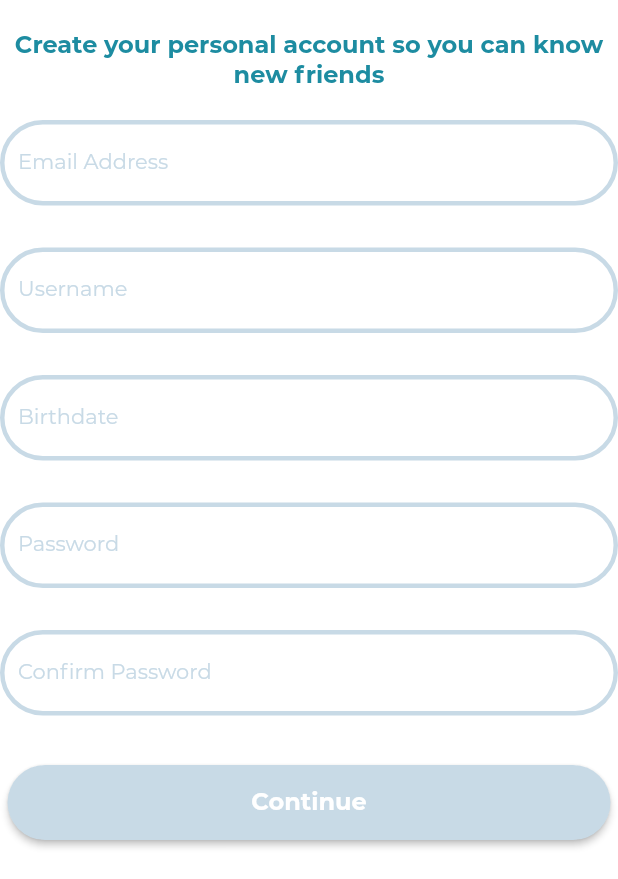
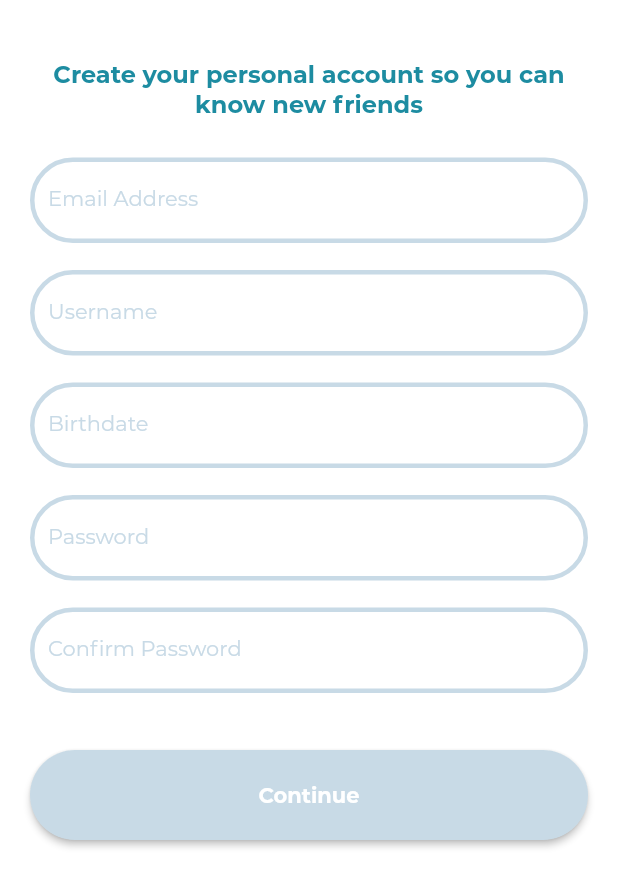
Before and after one commit to gimenard555/Spooker, a Flutter app: the screen it shows after launch, after a tap on "Create Your Account", on a phone screen of 412 x 824 dp, the part 357-1236 px from its top. Run offline on Flutter 3.47's test engine with Material 2 defaults, Android fonts, the phone set to English and light mode, and no system bars; our stand-ins replace cloud_firestore, firebase_auth, firebase_core, flutter_hooks, flutter_svg, freezed_annotation and 4 more; missing offline and left inert: dart:html, enum_to_string; accounts and stored records are empty; network calls fail.

Commit message:
27/07/2022 Se suben cambios

```diff
--- a/lib/gen/assets.gen.dart
+++ b/lib/gen/assets.gen.dart
@@ -3,6 +3,8 @@
 ///  FlutterGen
 /// *****************************************************
 
+// coverage:ignore-file
+// ignore_for_file: type=lint
 // ignore_for_file: directives_ordering,unnecessary_import
 
 import 'package:flutter/widgets.dart';
@@ -29,6 +31,10 @@ class $AssetsImagesGen {
   /// File path: assets/images/configuration.png
   AssetGenImage get configuration =>
       const AssetGenImage('assets/images/configuration.png');
+
+  /// File path: assets/images/error_logo.png
+  AssetGenImage get errorLogo =>
+      const AssetGenImage('assets/images/error_logo.png');
 
   /// File path: assets/images/google_icon.png
   AssetGenImage get googleIcon =>
@@ -90,19 +96,23 @@ class Assets {
   static const $AssetsSvgsGen svgs = $AssetsSvgsGen();
 }
 
-class AssetGenImage extends AssetImage {
-  const AssetGenImage(String assetName) : super(assetName);
+class AssetGenImage {
+  const AssetGenImage(this._assetName);
+
+  final String _assetName;
 
   Image image({
     Key? key,
+    AssetBundle? bundle,
     ImageFrameBuilder? frameBuilder,
-    ImageLoadingBuilder? loadingBuilder,
     ImageErrorWidgetBuilder? errorBuilder,
     String? semanticLabel,
     bool excludeFromSemantics = false,
+    double? scale,
     double? width,
     double? height,
     Color? color,
+    Animation<double>? opacity,
     BlendMode? colorBlendMode,
     BoxFit? fit,
     AlignmentGeometry alignment = Alignment.center,
@@ -111,19 +121,24 @@ class AssetGenImage extends AssetImage {
     bool matchTextDirection = false,
     bool gaplessPlayback = false,
     bool isAntiAlias = false,
+    String? package,
     FilterQuality filterQuality = FilterQuality.low,
+    int? cacheWidth,
+    int? cacheHeight,
   }) {
-    return Image(
+    return Image.asset(
+      _assetName,
       key: key,
-      image: this,
+      bundle: bundle,
       frameBuilder: frameBuilder,
-      loadingBuilder: loadingBuilder,
       errorBuilder: errorBuilder,
       semanticLabel: semanticLabel,
       excludeFromSemantics: excludeFromSemantics,
+      scale: scale,
       width: width,
       height: height,
       color: color,
+      opacity: opacity,
       colorBlendMode: colorBlendMode,
       fit: fit,
       alignment: alignment,
@@ -132,11 +147,16 @@ class AssetGenImage extends AssetImage {
       matchTextDirection: matchTextDirection,
       gaplessPlayback: gaplessPlayback,
       isAntiAlias: isAntiAlias,
+      package: package,
       filterQuality: filterQuality,
+      cacheWidth: cacheWidth,
+      cacheHeight: cacheHeight,
     );
   }
 
-  String get path => assetName;
+  String get path => _assetName;
+
+  String get keyName => _assetName;
 }
 
 class SvgGenImage {
@@ -160,6 +180,8 @@ class SvgGenImage {
     String? semanticsLabel,
     bool excludeFromSemantics = false,
     Clip clipBehavior = Clip.hardEdge,
+    bool cacheColorFilter = false,
+    SvgTheme? theme,
   }) {
     return SvgPicture.asset(
       _assetName,
@@ -178,6 +200,7 @@ class SvgGenImage {
       semanticsLabel: semanticsLabel,
       excludeFromSemantics: excludeFromSemantics,
       clipBehavior: clipBehavior,
+      cacheColorFilter: cacheColorFilter,
     );
   }
 
--- a/lib/gen/fonts.gen.dart
+++ b/lib/gen/fonts.gen.dart
@@ -3,6 +3,8 @@
 ///  FlutterGen
 /// *****************************************************
 
+// coverage:ignore-file
+// ignore_for_file: type=lint
 // ignore_for_file: directives_ordering,unnecessary_import
 
 class FontFamily {
--- a/lib/main.dart
+++ b/lib/main.dart
@@ -3,12 +3,9 @@ import 'package:firebase_core/firebase_core.dart';
 import 'package:flutter/material.dart';
 import 'package:flutter/services.dart';
 import 'package:hooks_riverpod/hooks_riverpod.dart';
-import 'package:spooker/ui/screens/dashboard/dashboard_screen.dart';
 import 'package:spooker/ui/screens/splash_screen.dart';
 import 'package:spooker/ui/utils/spooker_colors.dart';
 import 'package:spooker/ui/utils/spooker_strings.dart';
-
-import 'ui/screens/first_screen.dart';
 
 final firebaseAuthProvider =
     Provider<FirebaseAuth>((ref) => FirebaseAuth.instance);
--- /dev/null
+++ b/lib/ui/components/buttons/common_button_view.dart
@@ -0,0 +1,61 @@
+import 'package:flutter/material.dart';
+import 'package:hooks_riverpod/hooks_riverpod.dart';
+import 'package:spooker/ui/utils/spooker_fonts.dart';
+import '../../utils/spooker_colors.dart';
+import '../../utils/spooker_sizes.dart';
+import '../spooker_borders.dart';
+
+typedef CommonButtonPressed = void Function();
+
+// ignore: must_be_immutable
+class CommonButtonView extends HookConsumerWidget {
+  CommonButtonView(
+      this.backgroundColor, this.buttonText, this.textStyle, this.pressed,
+      {this.isAvailable = true});
+
+  final Color backgroundColor;
+  final String buttonText;
+  final TextStyle textStyle;
+  final CommonButtonPressed pressed;
+  bool isAvailable;
+
+  @override
+  Widget build(BuildContext context, WidgetRef ref) {
+    return Container(
+      height: SpookerSize.m60,
+      width: MediaQuery.of(context).size.width,
+      margin: EdgeInsets.symmetric(vertical: SpookerSize.m20, horizontal: 0),
+      child: ElevatedButton(
+        onPressed: () {
+          pressed();
+        },
+        child: Text(
+          buttonText,
+          style: getTextFontByAvailable(),
+        ),
+        style: ButtonStyle(
+            backgroundColor: MaterialStateProperty.all<Color>(getBackgroundByAvailable()),
+            shape: MaterialStateProperty.all<RoundedRectangleBorder>(
+                RoundedRectangleBorder(
+              borderRadius: SpookerBorders.m30Border,
+            ))),
+      ),
+    );
+  }
+
+  TextStyle getTextFontByAvailable() {
+    if (isAvailable) {
+      return textStyle;
+    } else {
+      return SpookerFonts.s14BoldLight;
+    }
+  }
+
+  Color getBackgroundByAvailable() {
+    if (isAvailable) {
+      return backgroundColor;
+    } else {
+      return SpookerColors.noAvailableColor;
+    }
+  }
+}
--- a/lib/ui/components/buttons/main_button_view.dart
+++ b/lib/ui/components/buttons/main_button_view.dart
@@ -1,7 +1,6 @@
 import 'package:flutter/material.dart';
 import 'package:flutter/widgets.dart';
 import 'package:hooks_riverpod/hooks_riverpod.dart';
-import 'package:spooker/ui/components/loading/container_with_loading.dart';
 import 'package:spooker/ui/components/spooker_borders.dart';
 import 'package:spooker/ui/utils/spooker_colors.dart';
 import 'package:spooker/ui/utils/spooker_fonts.dart';
@@ -27,9 +26,7 @@ class MainButtonView extends HookConsumerWidget {
   @override
   Widget build(BuildContext context, WidgetRef ref) {
     return Container(
-      child: Align(
       alignment: Alignment.center,
-        child: Padding(
       padding: EdgeInsets.all(returnPadding()),
       child: ElevatedButton(
         onPressed: () {
@@ -39,13 +36,12 @@ class MainButtonView extends HookConsumerWidget {
         },
         child: getIconButton(),
         style: ButtonStyle(
-                  backgroundColor: MaterialStateProperty.all<Color>(
-                      getButtonStyleByAvailable()),
+            backgroundColor:
+                MaterialStateProperty.all<Color>(getButtonStyleByAvailable()),
             shape: MaterialStateProperty.all<RoundedRectangleBorder>(
                 RoundedRectangleBorder(
               borderRadius: SpookerBorders.m30Border,
             ))),
-            )),
       ),
       height: SpookerSize.m60,
       width: MediaQuery.of(context).size.width,
--- a/lib/ui/components/image/image.dart
+++ b/lib/ui/components/image/image.dart
@@ -9,9 +9,9 @@ Image profileImage(String? imageUrl) {
   return Image.network(imageUrl);
 }
 
-ImageProvider profileImageProvider(String? imageUrl) {
+Object profileImageProvider(String? imageUrl) {
   if (imageUrl == null || imageUrl.isEmpty) {
-    return Assets.images.mainLogo;
+    return Assets.images.mainLogo.image();
   }
   return NetworkImage(imageUrl);
 }
--- a/lib/ui/screens/create_account/create_account_screen.dart
+++ b/lib/ui/screens/create_account/create_account_screen.dart
@@ -1,16 +1,16 @@
 import 'package:flutter/material.dart';
 import 'package:flutter_hooks/flutter_hooks.dart';
 import 'package:hooks_riverpod/hooks_riverpod.dart';
-import 'package:intl/intl.dart';
 import 'package:spooker/ui/components/Inputs/text_form_view.dart';
 import 'package:spooker/ui/components/buttons/main_button_view.dart';
-import 'package:spooker/ui/components/dialogs/spooker_dialog.dart';
+import 'package:spooker/ui/components/main_screen_extension.dart';
 import 'package:spooker/ui/components/screen/authentication_background_screen.dart';
-import 'package:spooker/ui/utils/spooker_colors.dart';
 import 'package:spooker/ui/utils/spooker_fonts.dart';
 import 'package:spooker/ui/utils/spooker_sizes.dart';
 import 'package:spooker/ui/utils/spooker_strings.dart';
 
+import '../../components/buttons/common_button_view.dart';
+import '../../utils/spooker_colors.dart';
 import 'create_account_view_model.dart';
 
 // ignore: must_be_immutable
@@ -18,9 +18,9 @@ class CreateAccountScreen extends HookConsumerWidget {
   late CreateAccountViewModel _viewModel;
   late TextEditingController _emailFieldController;
   late TextEditingController _usernameFieldController;
-  late TextEditingController _birthdateFieldController;
   late TextEditingController _passwordFieldController;
   late TextEditingController _confirmPasswordFieldController;
+  late TextEditingController _birthdateFieldController;
 
   @override
   Widget build(BuildContext context, WidgetRef ref) {
@@ -28,15 +28,17 @@ class CreateAccountScreen extends HookConsumerWidget {
     initAllTextEditing();
     return Scaffold(
       body: AuthenticationBackground([
-        Align(
+        Container(
+            margin: EdgeInsets.all(SpookerSize.m20),
             alignment: Alignment.topCenter,
             child: Text(
               SpookerStrings.welcomeSignUpText,
               textAlign: TextAlign.center,
               style: SpookerFonts.titleText,
             )),
-        SizedBox(height: SpookerSize.m20),
-        Align(
+        Container(
+            margin: EdgeInsets.symmetric(
+                horizontal: SpookerSize.m20, vertical: SpookerSize.m5),
             alignment: Alignment.center,
             child: TextFormView(
               textController: _emailFieldController,
@@ -44,8 +46,9 @@ class CreateAccountScreen extends HookConsumerWidget {
               errorMessage: _viewModel.errorEmailMessage,
               isValidText: _viewModel.isValidEmail(),
             )),
-        SizedBox(height: SpookerSize.m20),
-        Align(
+        Container(
+            margin: EdgeInsets.symmetric(
+                horizontal: SpookerSize.m20, vertical: SpookerSize.m5),
             alignment: Alignment.center,
             child: TextFormView(
               textController: _usernameFieldController,
@@ -53,20 +56,26 @@ class CreateAccountScreen extends HookConsumerWidget {
               errorMessage: _viewModel.errorUsernameMessage,
               isValidText: _viewModel.isValidUsername(),
             )),
-        SizedBox(height: SpookerSize.m20),
-        Align(
+        Container(
+            margin: EdgeInsets.symmetric(
+                horizontal: SpookerSize.m20, vertical: SpookerSize.m5),
             alignment: Alignment.center,
             child: TextFormView(
               textController: _birthdateFieldController,
               textHint: SpookerStrings.birthdateText,
               errorMessage: '',
-              isValidText: false,
+              isValidText: _viewModel.birthdate.isNotEmpty,
               onTouchText: () {
-                showBirthdateDialog(context);
+                FocusManager.instance.primaryFocus?.unfocus();
+                context.showDateDialog((date, dateTime) {
+                  _viewModel.saveBirthdate(date);
+                  _birthdateFieldController.text = date;
+                });
               },
             )),
-        SizedBox(height: SpookerSize.m20),
-        Align(
+        Container(
+            margin: EdgeInsets.symmetric(
+                horizontal: SpookerSize.m20, vertical: SpookerSize.m5),
             alignment: Alignment.center,
             child: TextFormView(
               textController: _passwordFieldController,
@@ -74,8 +83,9 @@ class CreateAccountScreen extends HookConsumerWidget {
               errorMessage: _viewModel.errorPasswordMessage,
               isValidText: _viewModel.isValidPassword(),
             )),
-        SizedBox(height: SpookerSize.m20),
-        Align(
+        Container(
+            margin: EdgeInsets.symmetric(
+                horizontal: SpookerSize.m20, vertical: SpookerSize.m5),
             alignment: Alignment.center,
             child: TextFormView(
               textController: _confirmPasswordFieldController,
@@ -83,11 +93,17 @@ class CreateAccountScreen extends HookConsumerWidget {
               errorMessage: _viewModel.errorConfirmedPasswordMessage,
               isValidText: _viewModel.isValidConfirmedPass(),
             )),
-        SizedBox(height: SpookerSize.m20),
-        MainButtonView(
-          buttonText: SpookerStrings.ContinueButtonText,
-          isAvailable: _viewModel.isDataCompleted(),
-          whenPress: () {},
+        Container(
+          alignment: Alignment.center,
+          margin: EdgeInsets.symmetric(
+              horizontal: SpookerSize.m20, vertical: SpookerSize.m5),
+          child: CommonButtonView(
+            SpookerColors.blueCommonTextColor,
+            SpookerStrings.continueText,
+            SpookerFonts.s14BoldLight,
+            () {},
+            isAvailable: _viewModel.isDataCompleted(),
+          ),
         ),
       ], SpookerStrings.signUpText),
     );
@@ -104,7 +120,6 @@ class CreateAccountScreen extends HookConsumerWidget {
 
     _birthdateFieldController =
         useTextEditingController.fromValue(TextEditingValue.empty);
-    _birthdateFieldController.addListener(_manageBirthdateChanges);
 
     _passwordFieldController =
         useTextEditingController.fromValue(TextEditingValue.empty);
@@ -123,8 +138,6 @@ class CreateAccountScreen extends HookConsumerWidget {
     _viewModel.isUsernameAvaliable(_usernameFieldController.text);
   }
 
-  void _manageBirthdateChanges() {}
-
   void _managePasswordChanges() {
     _viewModel.isPasswordAvaliable(_passwordFieldController.text);
   }
@@ -133,46 +146,4 @@ class CreateAccountScreen extends HookConsumerWidget {
     _viewModel
         .isConfirmedPasswordAvaliable(_confirmPasswordFieldController.text);
   }
-
-  void showBirthdateDialog(BuildContext context) {
-    showDialog(
-        context: context,
-        builder: (_) {
-          return SpookerDialog([
-            Padding(
-              padding: EdgeInsets.only(top: SpookerSize.m20),
-              child: TextFormView(
-                textController: _birthdateFieldController,
-                textHint: SpookerStrings.birthdateText,
-                errorMessage: '',
-                isValidText: false,
-              ),
-            ),
-            Theme(
-              data: ThemeData.light().copyWith(
-                  primaryColor: SpookerColors.spookerGreen,
-                  textTheme: TextTheme(
-                      bodyText1: SpookerFonts.titleText,
-                      bodyText2: SpookerFonts.blueTitleText)),
-              child: CalendarDatePicker(
-                initialDate: DateTime.now(),
-                firstDate: DateTime.now().add(Duration(days: -5114)),
-                lastDate: DateTime.now(),
-                onDateChanged: (DateTime selectedDate) {
-                  _birthdateFieldController.text =
-                      DateFormat('dd MMMM yyyy').format(selectedDate);
-                },
-              ),
-            ),
-            MainButtonView(
-              buttonText: SpookerStrings.dateSelectionButtonText,
-              isAvailable: true,
-              whenPress: () {
-                Navigator.of(context).pop(false);
-              },
-            ),
-          ], SpookerStrings.birthdateSelectionText);
-        },
-        barrierDismissible: false);
-  }
 }
--- a/lib/ui/screens/create_account/create_account_view_model.dart
+++ b/lib/ui/screens/create_account/create_account_view_model.dart
@@ -11,20 +11,31 @@ class CreateAccountViewModel extends ChangeNotifier {
   ///Validations
   String _email = '';
   String? _errorEmailMessage;
+
   String? get errorEmailMessage => _errorEmailMessage;
 
   String _username = '';
   String? _errorUsernameMessage;
+
   String? get errorUsernameMessage => _errorUsernameMessage;
 
   String _birthdate = '';
 
+  String get birthdate => _birthdate;
+
   String _password = '';
   String? _errorPasswordMessage;
+
   String? get errorPasswordMessage => _errorPasswordMessage;
 
   String? _errorConfirmedPasswordMessage;
+
   String? get errorConfirmedPasswordMessage => _errorConfirmedPasswordMessage;
+
+  void saveBirthdate(String date) {
+    _birthdate = date;
+    notifyListeners();
+  }
 
   void isUsernameAvaliable(String text) {
     _errorUsernameMessage = text.validateErrorText(TextType.IS_NORMAL_TEXT);
--- a/lib/ui/utils/spooker_colors.dart
+++ b/lib/ui/utils/spooker_colors.dart
@@ -22,6 +22,7 @@ class SpookerColors {
   static const Color pastelPinkColor = Color(0xFFFFAEA5);
   static const Color lightSpookerBlue = Color(0xFFF2FEFF);
   static const Color lightSpookerYellow = Color(0xFFFFFFEE);
+  static const Color dialogBackground = Color(0x80D3D3D380);
 
   static const LinearGradient rightGradient = LinearGradient(
       begin: Alignment.topLeft,
--- a/lib/ui/utils/spooker_fonts.dart
+++ b/lib/ui/utils/spooker_fonts.dart
@@ -8,6 +8,7 @@ class SpookerFonts {
   static const double s14 = 14.0;
   static const double s16 = 16.0;
   static const double s18 = 18.0;
+  static const double s20 = 20.0;
   static const double s24 = 24.0;
   static const double s96 = 96.0;
 
@@ -16,13 +17,29 @@ class SpookerFonts {
   static const FontWeight bold = FontWeight.w700;
 
   static const TextStyle titleFirst = TextStyle(
-      fontFamily: painterzFont,
-      fontSize: s96,
-      color: SpookerColors.darkBlue);
+      fontFamily: painterzFont, fontSize: s96, color: SpookerColors.darkBlue);
 
   static const TextStyle textFormError = TextStyle(
       fontFamily: montserratFont,
       fontSize: s18,
+      fontWeight: regular,
+      color: SpookerColors.errorRed);
+
+  static const TextStyle s14BoldLight = TextStyle(
+      fontFamily: montserratFont,
+      fontSize: s14,
+      fontWeight: bold,
+      color: SpookerColors.completeLight);
+
+  static const TextStyle dialogTitleError = TextStyle(
+      fontFamily: montserratFont,
+      fontSize: s20,
+      fontWeight: bold,
+      color: SpookerColors.errorRed);
+
+  static const TextStyle dialogTextError = TextStyle(
+      fontFamily: montserratFont,
+      fontSize: s14,
       fontWeight: regular,
       color: SpookerColors.errorRed);
 
@@ -34,13 +51,13 @@ class SpookerFonts {
 
   static const TextStyle titleText = TextStyle(
       fontFamily: montserratFont,
-      fontSize:s16,
+      fontSize: s16,
       fontWeight: bold,
       color: SpookerColors.blueCommonTextColor);
 
   static const TextStyle topBarText = TextStyle(
       fontFamily: montserratFont,
-      fontSize:s18,
+      fontSize: s18,
       fontWeight: regular,
       color: SpookerColors.blueCommonTextColor);
 
@@ -70,7 +87,7 @@ class SpookerFonts {
 
   static const TextStyle buttonNoAvailable = TextStyle(
       fontFamily: montserratFont,
-      fontSize:s16,
+      fontSize: s16,
       fontWeight: bold,
       color: SpookerColors.completeLight);
 
@@ -80,11 +97,17 @@ class SpookerFonts {
       fontWeight: bold,
       color: SpookerColors.blueCommonTextColor);
 
-  static const TextStyle commonGrayBold = TextStyle(
+  static const TextStyle s16BoldDarkBlue = TextStyle(
       fontFamily: montserratFont,
-      fontSize: s14,
+      fontSize: SpookerFonts.s16,
       fontWeight: bold,
-      color: SpookerColors.darkGrayTextColor);
+      color: SpookerColors.darkBlue);
+
+  static const TextStyle s20BoldCommonBlue = TextStyle(
+      fontFamily: montserratFont,
+      fontSize: SpookerFonts.s20,
+      fontWeight: bold,
+      color: SpookerColors.blueCommonTextColor);
 
   static const TextStyle tagText = TextStyle(
       fontFamily: montserratFont,
--- a/lib/ui/utils/spooker_sizes.dart
+++ b/lib/ui/utils/spooker_sizes.dart
@@ -25,4 +25,6 @@ class SpookerSize {
   static const double m180 = 180.0;
   static const double m200 = 200.0;
   static const double m300 = 300.0;
+  static const double m400 = 400.0;
+  static const double m600 = 600.0;
 }
--- a/lib/ui/utils/spooker_strings.dart
+++ b/lib/ui/utils/spooker_strings.dart
@@ -26,10 +26,13 @@ class SpookerStrings {
   static const dateSelectionButtonText = 'Select date';
   static const artworksText = 'Artworks';
   static const eventsText = 'Events';
+  static const continueText = 'Continue';
+  static const spookerExit = 'X';
 }
 
 @immutable
 class SpookerErrorStrings {
+  static const error = 'ERROR';
   static const emailErrorText = 'Enter a valid email address';
   static const passwordErrorText = "Enter a valid password\n"
       "Minimum 1 Upper case\n"
@@ -39,4 +42,5 @@ class SpookerErrorStrings {
   static const dateErrorText = 'Enter a valid date';
   static const passwordMatch = 'Passwords do not match';
   static const somethingIsWrong = 'something is wrong';
+  static const dialogWrong = 'Something went wrong with the username or password. please enter them again';
 }
```
Also changed, not shown: lib/ui/components/dialogs/spooker_date_dialog.dart (added, +117 -0 lines), lib/ui/components/dialogs/spooker_dialog.dart (deleted, +0 -69 lines), lib/ui/components/dialogs/spooker_error_dialog.dart (added, +72 -0 lines), lib/ui/components/dialogs/spooker_loading_dialog.dart (added, +28 -0 lines), lib/ui/components/main_screen_extension.dart (added, +34 -0 lines), lib/ui/screens/login/login_screen.dart (+21 -15 lines), lib/ui/screens/login/login_view_model.dart (+8 -7 lines), assets/images/error_logo.png (added), pubspec.lock, 1 other file. Lines whose indentation alone changed are shown as unchanged.
